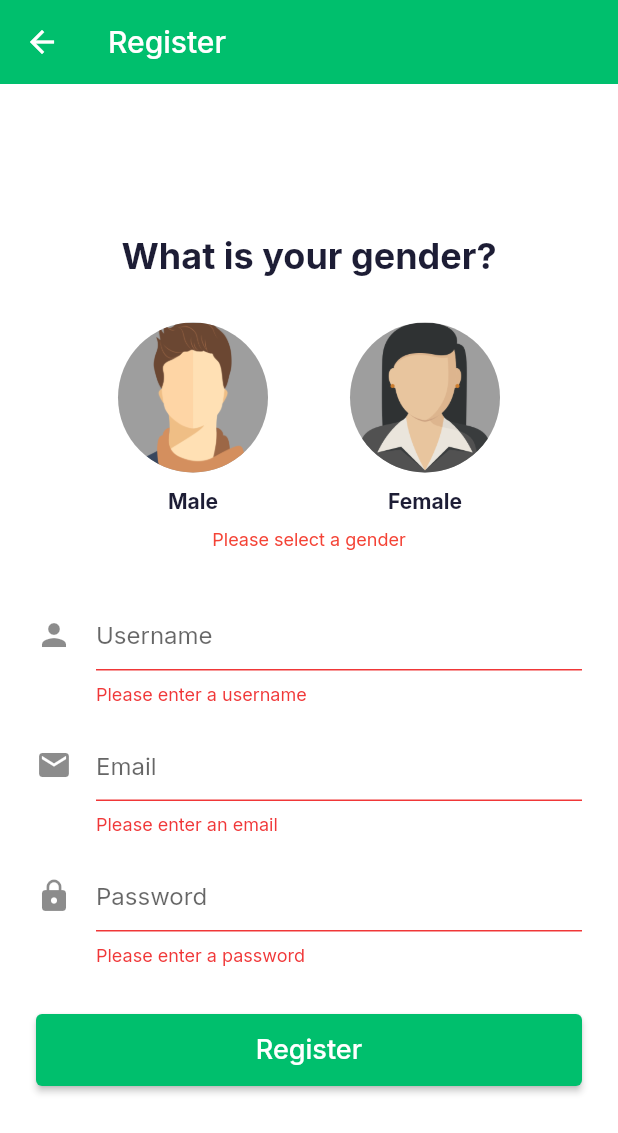
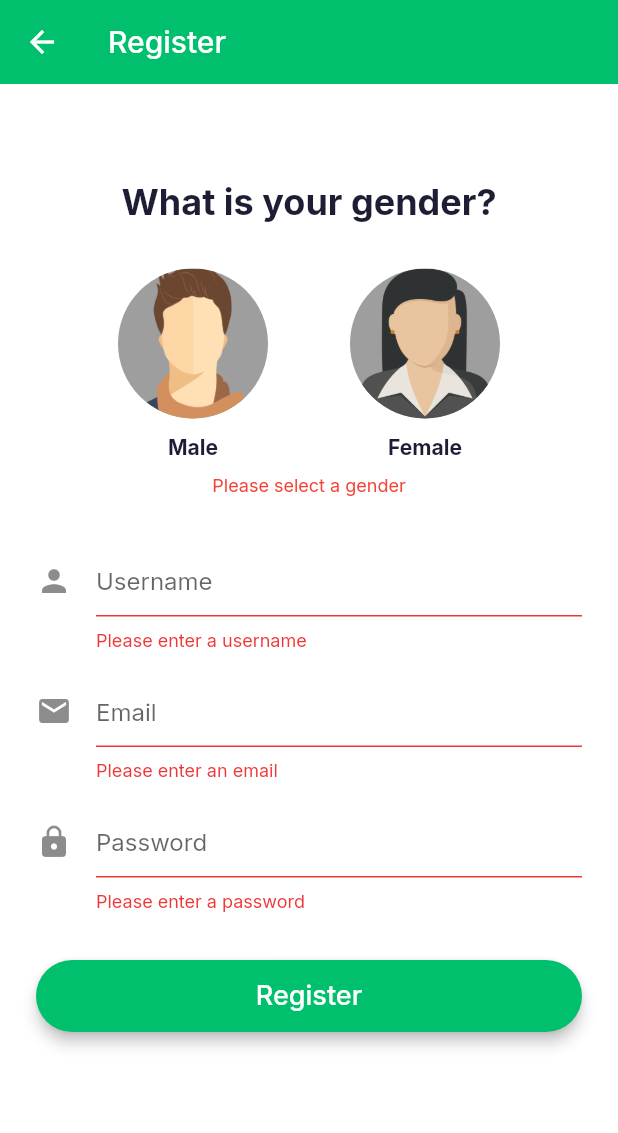
Before and after one commit to mittal-prashant/Friendify, a Flutter app: the SignUpPage screen opened directly, after a tap on "Register", on a phone screen of 412 x 824 dp. Shown: the top 1133 px of the screen. Run offline on Flutter 3.47's test engine with Material 2 defaults, Android fonts, the phone set to English and light mode, and no system bars; our stand-ins replace get, google_fonts, shared_preferences; accounts and stored records are empty.

```diff
--- a/lib/providers/api_routes.dart
+++ b/lib/providers/api_routes.dart
@@ -1,4 +1,4 @@
-const String host = "http://localhost:5000";
+const String host = "http://10.0.2.2:5000";
 const String loginApi = '$host/api/auth/login';
 const String registerApi = '$host/api/auth/register';
 const String logoutApi = '$host/api/auth/logout';
--- a/lib/screens/login/signIn.dart
+++ b/lib/screens/login/signIn.dart
@@ -4,12 +4,29 @@ import 'package:chat/screens/chats/chats_screen.dart';
 import 'package:flutter/material.dart';
 import 'package:get/get.dart';
 
+// ignore: missing_required_param
+const snackBar = SnackBar(
+  content: Text(
+    'Invalid Usernamer or Password!',
+    style: TextStyle(fontSize: 16, color: Colors.white),
+  ),
+  backgroundColor: Colors.red, // Set the background color of the Snackbar
+  behavior: SnackBarBehavior.floating, // Set the behavior of the Snackbar
+  shape: RoundedRectangleBorder(
+    borderRadius: BorderRadius.all(Radius.circular(8)), // Set the border radius of the Snackbar
+  ),
+  duration: Duration(seconds: 3), // Set the duration for how long the Snackbar is displayed
+);
+
+
 class SignInPage extends StatefulWidget {
+
   @override
   _SignInPageState createState() => _SignInPageState();
 }
 
 class _SignInPageState extends State<SignInPage> {
+
   final _formKey = GlobalKey<FormState>();
   final _usernameController = TextEditingController();
   final _passwordController = TextEditingController();
@@ -25,20 +42,14 @@ class _SignInPageState extends State<SignInPage> {
     if (_formKey.currentState.validate()) {
       String username = _usernameController.text;
       String password = _passwordController.text;
-      bool success = await loginUser(username, password);
+      bool success = false;
 
       if (success) {
         // Get.offAllNamed(AppRoutes.chat);
         Navigator.push(
             context, MaterialPageRoute(builder: ((context) => ChatsScreen())));
       } else {
-        Get.snackbar("Error", "Invalid Usernamer or Password",
-            snackPosition: SnackPosition.BOTTOM,
-            backgroundColor: Colors.red,
-            colorText: Colors.white,
-            margin: EdgeInsets.all(16.0),
-            duration: Duration(seconds: 3),
-            isDismissible: true);
+        ScaffoldMessenger.of(context).showSnackBar(snackBar);
       }
     }
   }
@@ -52,6 +63,7 @@ class _SignInPageState extends State<SignInPage> {
       body: SafeArea(
         child: Padding(
           padding: const EdgeInsets.all(20.0),
+          child: SingleChildScrollView(
             child: Form(
               key: _formKey,
               child: Column(
@@ -66,7 +78,8 @@ class _SignInPageState extends State<SignInPage> {
                   Center(
                     child: Text(
                       'Welcome back!',
-                    style: TextStyle(fontSize: 24, fontWeight: FontWeight.bold),
+                      style:
+                          TextStyle(fontSize: 24, fontWeight: FontWeight.bold),
                     ),
                   ),
                   SizedBox(height: 50),
@@ -106,6 +119,12 @@ class _SignInPageState extends State<SignInPage> {
                     width: double.infinity,
                     height: 48,
                     child: ElevatedButton(
+                      style: ElevatedButton.styleFrom(
+                        shape: RoundedRectangleBorder(
+                          borderRadius: BorderRadius.circular(24),
+                        ),
+                        elevation: 4,
+                      ),
                       child: Text(
                         'Login',
                         style: TextStyle(fontSize: 18),
@@ -118,6 +137,7 @@ class _SignInPageState extends State<SignInPage> {
             ),
           ),
         ),
+      ),
     );
   }
 }
--- a/lib/screens/login/signUp.dart
+++ b/lib/screens/login/signUp.dart
@@ -3,6 +3,22 @@ import 'package:chat/screens/login/login.dart';
 import 'package:flutter/material.dart';
 import 'package:chat/screens/login/components/gender_selector.dart';
 import 'package:get/get.dart';
+
+// ignore: missing_required_param
+const snackBar = SnackBar(
+  content: Text(
+    'Invalid Usernamer or Password!',
+    style: TextStyle(fontSize: 16, color: Colors.white),
+  ),
+  backgroundColor: Colors.red, // Set the background color of the Snackbar
+  behavior: SnackBarBehavior.floating, // Set the behavior of the Snackbar
+  shape: RoundedRectangleBorder(
+    borderRadius: BorderRadius.all(
+        Radius.circular(8)), // Set the border radius of the Snackbar
+  ),
+  duration: Duration(
+      seconds: 3), // Set the duration for how long the Snackbar is displayed
+);
 
 class SignUpPage extends StatefulWidget {
   @override
@@ -33,13 +49,7 @@ class _SignUpPageState extends State<SignUpPage> {
         Navigator.push(
             context, MaterialPageRoute(builder: ((context) => LoginScreen())));
       } else {
-        Get.snackbar("Error", "Invalid Usernamer or Password",
-            snackPosition: SnackPosition.BOTTOM,
-            backgroundColor: Colors.red,
-            colorText: Colors.white,
-            margin: EdgeInsets.all(16.0),
-            duration: Duration(seconds: 3),
-            isDismissible: true);
+        ScaffoldMessenger.of(context).showSnackBar(snackBar);
       }
     } else {
       setState(() {
@@ -57,11 +67,13 @@ class _SignUpPageState extends State<SignUpPage> {
       body: SafeArea(
         child: Container(
           padding: EdgeInsets.symmetric(horizontal: 24),
+          child: SingleChildScrollView(
             child: Form(
               key: _formKey,
               child: Column(
                 mainAxisAlignment: MainAxisAlignment.center,
                 children: <Widget>[
+                  SizedBox(height: 64),
                   Text(
                     'What is your gender?',
                     style: TextStyle(
@@ -137,6 +149,12 @@ class _SignUpPageState extends State<SignUpPage> {
                     width: double.infinity,
                     height: 48,
                     child: ElevatedButton(
+                      style: ElevatedButton.styleFrom(
+                        shape: RoundedRectangleBorder(
+                          borderRadius: BorderRadius.circular(24),
+                        ),
+                        elevation: 4,
+                      ),
                       child: Text(
                         'Register',
                         style: TextStyle(fontSize: 18),
@@ -149,6 +167,7 @@ class _SignUpPageState extends State<SignUpPage> {
             ),
           ),
         ),
+      ),
     );
   }
 }
```
Also changed, not shown: lib/screens/chats/chats_screen.dart (+11 -5 lines), lib/screens/chats/components/profile_page.dart (added, +62 -0 lines), lib/screens/welcome/welcome_screen.dart (+7 -1 lines). Lines whose indentation alone changed are shown as unchanged.
